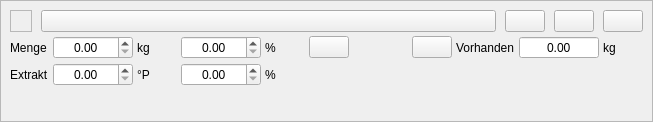
Old version of the form kleiner-brauhelfer/widgets/wdgmalzgabe.ui in the repository kleiner-brauhelfer/kleiner-brauhelfer-2.
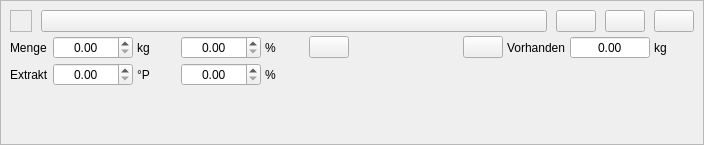
New version of the form. Icons and pictures are not drawn. Custom widgets are drawn as their Qt base class.

The edit to the form file:
```diff
--- a/kleiner-brauhelfer/widgets/wdgmalzgabe.ui
+++ b/kleiner-brauhelfer/widgets/wdgmalzgabe.ui
@@ -6,8 +6,8 @@
    <rect>
     <x>0</x>
     <y>0</y>
-    <width>653</width>
-    <height>122</height>
+    <width>704</width>
+    <height>145</height>
    </rect>
   </property>
   <property name="sizePolicy">
```
Left out of the diff: 10 changed lines with no effect on the pictures.
